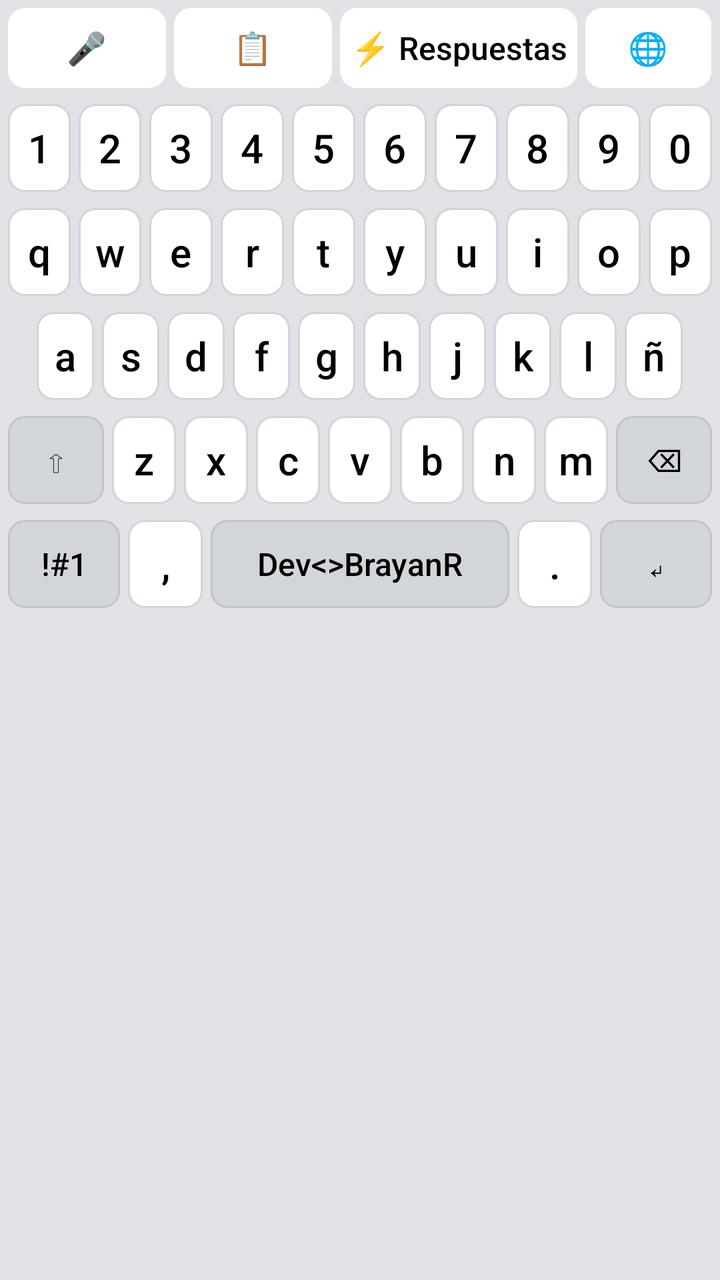
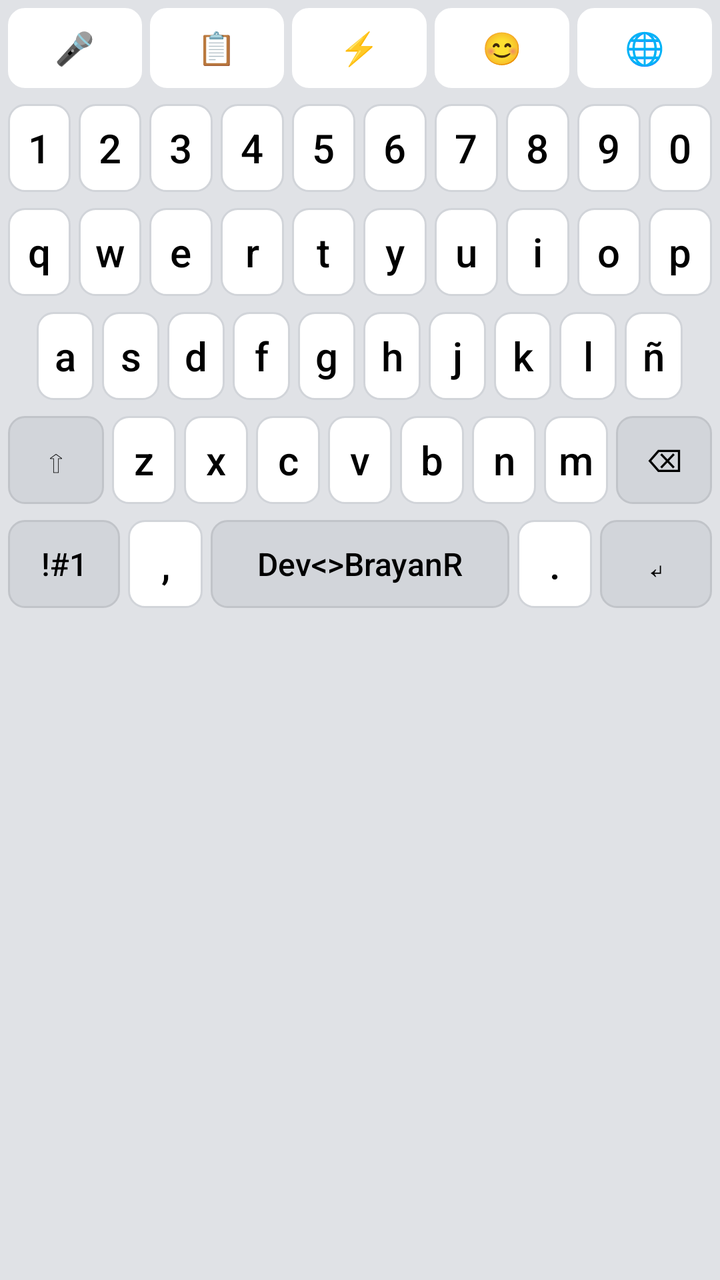

Compare the two renders of this Android layout. The source of the first and the diff that turns it into the second are given below.
<!-- AndroidManifest.xml: application theme Theme.AppCompat.Light.DarkActionBar -->
<!-- res/layout/keyboard_layout.xml -->
<?xml version="1.0" encoding="utf-8"?>
<LinearLayout xmlns:android="http://schemas.android.com/apk/res/android"
    android:layout_width="match_parent"
    android:layout_height="wrap_content"
    android:orientation="vertical"
    android:background="#E0E2E6" 
    android:paddingBottom="8dp">

    
    <FrameLayout android:layout_width="match_parent" android:layout_height="48dp">
        
        <LinearLayout android:id="@+id/layout_top_bar" android:layout_width="match_parent" android:layout_height="match_parent" android:orientation="horizontal" android:padding="2dp">
            <Button android:id="@+id/btnMic1" android:tag="MIC" android:text="🎤" style="@style/KeyStyleAction" android:backgroundTint="#FFFFFF" android:layout_weight="1"/>
            <Button android:tag="CLIPBOARD" android:text="📋" style="@style/KeyStyleAction" android:backgroundTint="#FFFFFF" android:layout_weight="1"/>
            <Button android:tag="OPEN_QR_MODE" android:text="⚡ Respuestas" style="@style/KeyStyleAction" android:backgroundTint="#FFFFFF" android:layout_weight="1.5"/>
            <Button android:tag="OPEN_TRANSLATOR" android:text="🌐" style="@style/KeyStyleAction" android:backgroundTint="#FFFFFF" android:layout_weight="0.8"/>
        </LinearLayout>

        
        <LinearLayout android:id="@+id/layout_qr_search_bar" android:layout_width="match_parent" android:layout_height="match_parent" android:orientation="horizontal" android:visibility="gone" android:padding="2dp" android:background="#E0E2E6">
            <TextView android:id="@+id/tvQrSearch" android:layout_width="0dp" android:layout_height="match_parent" android:layout_weight="1" android:text="🔍 Buscar: " android:gravity="center_vertical" android:textColor="#000000" android:textStyle="bold" android:paddingStart="12dp"/>
            <Button android:tag="CLEAR_QR_SEARCH" android:text="⌫" style="@style/KeyStyleAction" android:layout_width="wrap_content" android:layout_height="match_parent" android:padding="8dp"/>
            <Button android:tag="CLOSE_QR_MODE" android:text="❌" style="@style/KeyStyleAction" android:layout_width="wrap_content" android:layout_height="match_parent" android:padding="8dp"/>
        </LinearLayout>

        
        <LinearLayout android:id="@+id/layout_translator_bar" android:layout_width="match_parent" android:layout_height="match_parent" android:orientation="horizontal" android:visibility="gone" android:padding="2dp" android:background="#E0E2E6">
            <Button android:id="@+id/btnLangToggle" android:tag="IGNORE" android:text="ES ➔ EN" style="@style/KeyStyleAction" android:layout_width="wrap_content" android:layout_height="match_parent" android:textSize="13sp" android:paddingStart="8dp" android:paddingEnd="8dp" />
            <Button android:id="@+id/btnTranslateSend" android:tag="IGNORE" android:text="✨ Traducir texto" style="@style/KeyStyleAction" android:layout_width="0dp" android:layout_height="match_parent" android:layout_weight="1" android:backgroundTint="#2196F3" android:textColor="#FFFFFF" android:textSize="13sp" />
            <Button android:tag="CLOSE_TRANSLATOR" android:text="❌" style="@style/KeyStyleAction" android:layout_width="wrap_content" android:layout_height="match_parent" android:paddingStart="12dp" android:paddingEnd="12dp" />
        </LinearLayout>
    </FrameLayout>

    
    <androidx.recyclerview.widget.RecyclerView
        android:id="@+id/rv_quick_replies_keyboard"
        android:layout_width="match_parent"
        android:layout_height="180dp"
        android:visibility="gone"
        android:background="#121212"
        android:padding="4dp" />

    
    <LinearLayout android:layout_width="match_parent" android:layout_height="52dp" android:orientation="horizontal" android:padding="2dp">
        <Button android:text="1" style="@style/KeyStyle" />
        <Button android:text="2" style="@style/KeyStyle" />
        <Button android:text="3" style="@style/KeyStyle" />
        <Button android:text="4" style="@style/KeyStyle" />
        <Button android:text="5" style="@style/KeyStyle" />
        <Button android:text="6" style="@style/KeyStyle" />
        <Button android:text="7" style="@style/KeyStyle" />
        <Button android:text="8" style="@style/KeyStyle" />
        <Button android:text="9" style="@style/KeyStyle" />
        <Button android:text="0" style="@style/KeyStyle" />
    </LinearLayout>

    <FrameLayout android:layout_width="match_parent" android:layout_height="wrap_content">
        
        <LinearLayout android:id="@+id/layout_letters" android:layout_width="match_parent" android:layout_height="wrap_content" android:orientation="vertical" android:visibility="visible">
            <LinearLayout android:layout_width="match_parent" android:layout_height="52dp" android:orientation="horizontal" android:padding="2dp">
                <Button android:text="q" style="@style/KeyStyle" />
                <Button android:text="w" style="@style/KeyStyle" />
                <Button android:text="e" style="@style/KeyStyle" />
                <Button android:text="r" style="@style/KeyStyle" />
                <Button android:text="t" style="@style/KeyStyle" />
                <Button android:text="y" style="@style/KeyStyle" />
                <Button android:text="u" style="@style/KeyStyle" />
                <Button android:text="i" style="@style/KeyStyle" />
                <Button android:text="o" style="@style/KeyStyle" />
                <Button android:text="p" style="@style/KeyStyle" />
            </LinearLayout>
            <LinearLayout android:layout_width="match_parent" android:layout_height="52dp" android:orientation="horizontal" android:padding="2dp">
                <View android:layout_width="0dp" android:layout_height="match_parent" android:layout_weight="0.5"/>
                <Button android:text="a" style="@style/KeyStyle" />
                <Button android:text="s" style="@style/KeyStyle" />
                <Button android:text="d" style="@style/KeyStyle" />
                <Button android:text="f" style="@style/KeyStyle" />
                <Button android:text="g" style="@style/KeyStyle" />
                <Button android:text="h" style="@style/KeyStyle" />
                <Button android:text="j" style="@style/KeyStyle" />
                <Button android:text="k" style="@style/KeyStyle" />
                <Button android:text="l" style="@style/KeyStyle" />
                <Button android:text="ñ" style="@style/KeyStyle" />
                <View android:layout_width="0dp" android:layout_height="match_parent" android:layout_weight="0.5"/>
            </LinearLayout>
            <LinearLayout android:layout_width="match_parent" android:layout_height="52dp" android:orientation="horizontal" android:padding="2dp">
                <Button android:tag="SHIFT" android:text="⇧" style="@style/KeyStyleAction" android:layout_weight="1.5" />
                <Button android:text="z" style="@style/KeyStyle" />
                <Button android:text="x" style="@style/KeyStyle" />
                <Button android:text="c" style="@style/KeyStyle" />
                <Button android:text="v" style="@style/KeyStyle" />
                <Button android:text="b" style="@style/KeyStyle" />
                <Button android:text="n" style="@style/KeyStyle" />
                <Button android:text="m" style="@style/KeyStyle" />
                <Button android:tag="DELETE" android:text="⌫" style="@style/KeyStyleAction" android:layout_weight="1.5" />
            </LinearLayout>
            <LinearLayout android:layout_width="match_parent" android:layout_height="52dp" android:orientation="horizontal" android:padding="2dp">
                <Button android:tag="MODE_SYM1" android:text="!#1" style="@style/KeyStyleAction" android:layout_weight="1.5" />
                <Button android:text="," style="@style/KeyStyle" android:layout_weight="1" />
                <Button android:tag="SPACE" android:text="Dev&lt;&gt;BrayanR" style="@style/KeyStyleAction" android:layout_weight="4" />
                <Button android:text="." style="@style/KeyStyle" android:layout_weight="1" />
                <Button android:tag="ENTER" android:text="↵" style="@style/KeyStyleAction" android:layout_weight="1.5" />
            </LinearLayout>
        </LinearLayout>

        
        <LinearLayout android:id="@+id/layout_symbols_1" android:layout_width="match_parent" android:layout_height="wrap_content" android:orientation="vertical" android:visibility="gone">
            
            <LinearLayout android:layout_width="match_parent" android:layout_height="52dp" android:orientation="horizontal" android:padding="2dp">
                <Button android:text="+" style="@style/KeyStyle" />
                <Button android:text="×" style="@style/KeyStyle" />
                <Button android:text="÷" style="@style/KeyStyle" />
                <Button android:text="=" style="@style/KeyStyle" />
                <Button android:text="/" style="@style/KeyStyle" />
                <Button android:text="_" style="@style/KeyStyle" />
                <Button android:text="&lt;" style="@style/KeyStyle" />
                <Button android:text="&gt;" style="@style/KeyStyle" />
                <Button android:text="[" style="@style/KeyStyle" />
                <Button android:text="]" style="@style/KeyStyle" />
            </LinearLayout>
            <LinearLayout android:layout_width="match_parent" android:layout_height="52dp" android:orientation="horizontal" android:padding="2dp">
                <Button android:text="!" style="@style/KeyStyle" />
                <Button android:text="@" style="@style/KeyStyle" />
                <Button android:text="#" style="@style/KeyStyle" />
                <Button android:text="$" style="@style/KeyStyle" />
                <Button android:text="%" style="@style/KeyStyle" />
                <Button android:text="^" style="@style/KeyStyle" />
                <Button android:text="&amp;" style="@style/KeyStyle" />
                <Button android:text="*" style="@style/KeyStyle" />
                <Button android:text="(" style="@style/KeyStyle" />
                <Button android:text=")" style="@style/KeyStyle" />
            </LinearLayout>
            <LinearLayout android:layout_width="match_parent" android:layout_height="52dp" android:orientation="horizontal" android:padding="2dp">
                <Button android:tag="MODE_SYM2" android:text="1/2" style="@style/KeyStyleAction" android:layout_weight="1.5"/>
                <Button android:text="-" style="@style/KeyStyle" />
                <Button android:text="'" style="@style/KeyStyle" />
                <Button android:text="&quot;" style="@style/KeyStyle" />
                <Button android:text=":" style="@style/KeyStyle" />
                <Button android:text=";" style="@style/KeyStyle" />
                <Button android:text="?" style="@style/KeyStyle" />
                <Button android:tag="DELETE" android:text="⌫" style="@style/KeyStyleAction" android:layout_weight="1.5" />
            </LinearLayout>
            <LinearLayout android:layout_width="match_parent" android:layout_height="52dp" android:orientation="horizontal" android:padding="2dp">
                <Button android:tag="MODE_LETTERS" android:text="ABC" style="@style/KeyStyleAction" android:layout_weight="1.5" />
                <Button android:tag="MODE_NUMPAD" android:text="123" style="@style/KeyStyleAction" android:layout_weight="1" />
                <Button android:text="," style="@style/KeyStyle" android:layout_weight="1" />
                <Button android:tag="SPACE" android:text="Dev&lt;&gt;BrayanR" style="@style/KeyStyleAction" android:layout_weight="3" />
                <Button android:text="." style="@style/KeyStyle" android:layout_weight="1" />
                <Button android:tag="ENTER" android:text="↵" style="@style/KeyStyleAction" android:layout_weight="1.5" />
            </LinearLayout>
        </LinearLayout>

        
        <LinearLayout android:id="@+id/layout_symbols_2" android:layout_width="match_parent" android:layout_height="wrap_content" android:orientation="vertical" android:visibility="gone">
            <LinearLayout android:layout_width="match_parent" android:layout_height="52dp" android:orientation="horizontal" android:padding="2dp">
                <Button android:text="`" style="@style/KeyStyle" />
                <Button android:text="~" style="@style/KeyStyle" />
                <Button android:text="\\" style="@style/KeyStyle" />
                <Button android:text="|" style="@style/KeyStyle" />
                <Button android:text="{" style="@style/KeyStyle" />
                <Button android:text="}" style="@style/KeyStyle" />
                <Button android:text="€" style="@style/KeyStyle" />
                <Button android:text="£" style="@style/KeyStyle" />
                <Button android:text="¥" style="@style/KeyStyle" />
                <Button android:text="₩" style="@style/KeyStyle" />
            </LinearLayout>
            <LinearLayout android:layout_width="match_parent" android:layout_height="52dp" android:orientation="horizontal" android:padding="2dp">
                <Button android:text="°" style="@style/KeyStyle" />
                <Button android:text="•" style="@style/KeyStyle" />
                <Button android:text="○" style="@style/KeyStyle" />
                <Button android:text="●" style="@style/KeyStyle" />
                <Button android:text="□" style="@style/KeyStyle" />
                <Button android:text="■" style="@style/KeyStyle" />
                <Button android:text="♤" style="@style/KeyStyle" />
                <Button android:text="♡" style="@style/KeyStyle" />
                <Button android:text="◇" style="@style/KeyStyle" />
                <Button android:text="♧" style="@style/KeyStyle" />
            </LinearLayout>
            <LinearLayout android:layout_width="match_parent" android:layout_height="52dp" android:orientation="horizontal" android:padding="2dp">
                <Button android:tag="MODE_SYM1" android:text="2/2" style="@style/KeyStyleAction" android:layout_weight="1.5"/>
                <Button android:text="☆" style="@style/KeyStyle" />
                <Button android:text="▪" style="@style/KeyStyle" />
                <Button android:text="¤" style="@style/KeyStyle" />
                <Button android:text="《" style="@style/KeyStyle" />
                <Button android:text="》" style="@style/KeyStyle" />
                <Button android:text="¡" style="@style/KeyStyle" />
                <Button android:text="¿" style="@style/KeyStyle" />
                <Button android:tag="DELETE" android:text="⌫" style="@style/KeyStyleAction" android:layout_weight="1.5" />
            </LinearLayout>
            <LinearLayout android:layout_width="match_parent" android:layout_height="52dp" android:orientation="horizontal" android:padding="2dp">
                <Button android:tag="MODE_LETTERS" android:text="ABC" style="@style/KeyStyleAction" android:layout_weight="1.5" />
                <Button android:tag="MODE_NUMPAD" android:text="123" style="@style/KeyStyleAction" android:layout_weight="1" />
                <Button android:text="," style="@style/KeyStyle" android:layout_weight="1" />
                <Button android:tag="SPACE" android:text="Dev&lt;&gt;BrayanR" style="@style/KeyStyleAction" android:layout_weight="3" />
                <Button android:text="." style="@style/KeyStyle" android:layout_weight="1" />
                <Button android:tag="ENTER" android:text="↵" style="@style/KeyStyleAction" android:layout_weight="1.5" />
            </LinearLayout>
        </LinearLayout>

        
        <LinearLayout android:id="@+id/layout_numpad" android:layout_width="match_parent" android:layout_height="wrap_content" android:orientation="vertical" android:visibility="gone">
            <LinearLayout android:layout_width="match_parent" android:layout_height="55dp" android:orientation="horizontal" android:padding="2dp">
                <Button android:text="1" style="@style/KeyStyle" />
                <Button android:text="2" style="@style/KeyStyle" />
                <Button android:text="3" style="@style/KeyStyle" />
                <Button android:tag="DELETE" android:text="⌫" style="@style/KeyStyleAction" />
            </LinearLayout>
            <LinearLayout android:layout_width="match_parent" android:layout_height="55dp" android:orientation="horizontal" android:padding="2dp">
                <Button android:text="4" style="@style/KeyStyle" />
                <Button android:text="5" style="@style/KeyStyle" />
                <Button android:text="6" style="@style/KeyStyle" />
                <Button android:tag="ENTER" android:text="↵" style="@style/KeyStyleAction" />
            </LinearLayout>
            <LinearLayout android:layout_width="match_parent" android:layout_height="55dp" android:orientation="horizontal" android:padding="2dp">
                <Button android:text="7" style="@style/KeyStyle" />
                <Button android:text="8" style="@style/KeyStyle" />
                <Button android:text="9" style="@style/KeyStyle" />
                <Button android:text="-" style="@style/KeyStyleAction" />
            </LinearLayout>
            <LinearLayout android:layout_width="match_parent" android:layout_height="55dp" android:orientation="horizontal" android:padding="2dp">
                <Button android:tag="MODE_LETTERS" android:text="ABC" style="@style/KeyStyleAction" />
                <Button android:text="0" style="@style/KeyStyle" />
                <Button android:text="." style="@style/KeyStyleAction" />
                <Button android:tag="SPACE" android:text="Espacio" style="@style/KeyStyleAction" />
            </LinearLayout>
        </LinearLayout>

        
        <LinearLayout android:id="@+id/layout_clipboard" android:layout_width="match_parent" android:layout_height="250dp" android:orientation="vertical" android:visibility="gone" android:background="#121212">
            <LinearLayout android:layout_width="match_parent" android:layout_height="40dp" android:orientation="horizontal" android:padding="4dp" android:background="#1E1E1E">
                <TextView android:layout_width="0dp" android:layout_height="match_parent" android:layout_weight="1" android:text="Portapapeles" android:textStyle="bold" android:gravity="center_vertical" android:paddingStart="12dp" android:textColor="#FFFFFF"/>
                <Button android:tag="CLEAR_CLIPBOARD" android:text="🗑️ Limpiar" style="@style/KeyStyleAction" android:layout_width="wrap_content" android:layout_height="match_parent" android:layout_marginEnd="4dp" android:padding="4dp" />
                <Button android:tag="MODE_LETTERS" android:text="❌ Cerrar" style="@style/KeyStyleAction" android:layout_width="wrap_content" android:layout_height="match_parent" android:padding="4dp" />
            </LinearLayout>
            <FrameLayout android:layout_width="match_parent" android:layout_height="match_parent">
                <androidx.recyclerview.widget.RecyclerView android:id="@+id/keyboard_recycler_view" android:layout_width="match_parent" android:layout_height="match_parent" android:padding="4dp"/>
                <Button android:id="@+id/btnClipboardEnter" android:tag="ENTER" android:layout_width="50dp" android:layout_height="50dp" android:layout_gravity="bottom|end" android:layout_margin="16dp" android:background="@drawable/bg_fab" android:text="↵" android:textColor="#FFFFFF" android:textSize="24sp" android:elevation="6dp" />
            </FrameLayout>
        </LinearLayout>

    </FrameLayout>
</LinearLayout>
<!-- resources referenced by this layout -->
<resources>
  <!-- drawable bg_fab (drawable) -->
  <?xml version="1.0" encoding="utf-8"?>
  <shape xmlns:android="http://schemas.android.com/apk/res/android" android:shape="oval">
      <solid android:color="#2196F3" /> 
  </shape>
  <style name="KeyStyle" parent="Widget.AppCompat.Button">
          <item name="android:layout_width">0dp</item>
          <item name="android:layout_height">match_parent</item>
          <item name="android:layout_weight">1</item>
          
          <item name="android:layout_margin">2dp</item>
          <item name="android:background">@drawable/bg_key</item>
          <item name="android:textColor">#000000</item>
          <item name="android:textSize">20sp</item>
          <item name="android:textAllCaps">false</item>
          <item name="android:stateListAnimator">@null</item>
          
          <item name="android:minWidth">0dp</item>
          <item name="android:minHeight">0dp</item>
          <item name="android:padding">0dp</item>
          <item name="android:insetTop">0dp</item>
          <item name="android:insetBottom">0dp</item>
      </style>
  <style name="KeyStyleAction" parent="KeyStyle">
          <item name="android:background">@drawable/bg_key_action</item>
          <item name="android:textSize">16sp</item>
      </style>
  <!-- drawable bg_key (drawable) -->
  <?xml version="1.0" encoding="utf-8"?>
  <shape xmlns:android="http://schemas.android.com/apk/res/android">
      <solid android:color="#FFFFFF" />
      <corners android:radius="8dp" />
      <stroke android:width="1dp" android:color="#D1D4D9" />
  </shape>
  <!-- drawable bg_key_action (drawable) -->
  <?xml version="1.0" encoding="utf-8"?>
  <shape xmlns:android="http://schemas.android.com/apk/res/android">
      <solid android:color="#D2D5DA" />
      <corners android:radius="8dp" />
      <stroke android:width="1dp" android:color="#C1C4C9" />
  </shape>
</resources>

<!-- the commit's change to res/layout/keyboard_layout.xml (unified diff, before → after) -->
@@ -12,8 +12,9 @@
         <LinearLayout android:id="@+id/layout_top_bar" android:layout_width="match_parent" android:layout_height="match_parent" android:orientation="horizontal" android:padding="2dp">
             <Button android:id="@+id/btnMic1" android:tag="MIC" android:text="🎤" style="@style/KeyStyleAction" android:backgroundTint="#FFFFFF" android:layout_weight="1"/>
             <Button android:tag="CLIPBOARD" android:text="📋" style="@style/KeyStyleAction" android:backgroundTint="#FFFFFF" android:layout_weight="1"/>
-            <Button android:tag="OPEN_QR_MODE" android:text="⚡ Respuestas" style="@style/KeyStyleAction" android:backgroundTint="#FFFFFF" android:layout_weight="1.5"/>
-            <Button android:tag="OPEN_TRANSLATOR" android:text="🌐" style="@style/KeyStyleAction" android:backgroundTint="#FFFFFF" android:layout_weight="0.8"/>
+            <Button android:tag="OPEN_QR_MODE" android:text="⚡" style="@style/KeyStyleAction" android:backgroundTint="#FFFFFF" android:layout_weight="1"/>
+            <Button android:tag="OPEN_EMOJI" android:text="😊" style="@style/KeyStyleAction" android:backgroundTint="#FFFFFF" android:layout_weight="1"/>
+            <Button android:tag="OPEN_TRANSLATOR" android:text="🌐" style="@style/KeyStyleAction" android:backgroundTint="#FFFFFF" android:layout_weight="1"/>
         </LinearLayout>
 
         
@@ -32,13 +33,7 @@
     </FrameLayout>
 
     
-    <androidx.recyclerview.widget.RecyclerView
-        android:id="@+id/rv_quick_replies_keyboard"
-        android:layout_width="match_parent"
-        android:layout_height="180dp"
-        android:visibility="gone"
-        android:background="#121212"
-        android:padding="4dp" />
+    <androidx.recyclerview.widget.RecyclerView android:id="@+id/rv_quick_replies_keyboard" android:layout_width="match_parent" android:layout_height="180dp" android:visibility="gone" android:background="#121212" android:padding="4dp" />
 
     
     <LinearLayout android:layout_width="match_parent" android:layout_height="52dp" android:orientation="horizontal" android:padding="2dp">
@@ -105,7 +100,6 @@
 
         
         <LinearLayout android:id="@+id/layout_symbols_1" android:layout_width="match_parent" android:layout_height="wrap_content" android:orientation="vertical" android:visibility="gone">
-            
             <LinearLayout android:layout_width="match_parent" android:layout_height="52dp" android:orientation="horizontal" android:padding="2dp">
                 <Button android:text="+" style="@style/KeyStyle" />
                 <Button android:text="×" style="@style/KeyStyle" />
@@ -238,5 +232,15 @@
             </FrameLayout>
         </LinearLayout>
 
+        
+        <LinearLayout android:id="@+id/layout_emojis" android:layout_width="match_parent" android:layout_height="220dp" android:orientation="vertical" android:visibility="gone" android:background="#E0E2E6">
+            <LinearLayout android:layout_width="match_parent" android:layout_height="45dp" android:orientation="horizontal" android:padding="4dp" android:background="#D1D4D9">
+                <Button android:tag="MODE_LETTERS" android:text="ABC" style="@style/KeyStyleAction" android:layout_width="wrap_content" android:layout_height="match_parent" android:layout_marginEnd="4dp" />
+                <TextView android:layout_width="0dp" android:layout_height="match_parent" android:layout_weight="1" android:text="Emojis de WhatsApp" android:gravity="center" android:textColor="#000000" android:textStyle="bold"/>
+                <Button android:tag="DELETE" android:text="⌫" style="@style/KeyStyleAction" android:layout_width="wrap_content" android:layout_height="match_parent" />
+            </LinearLayout>
+            <androidx.recyclerview.widget.RecyclerView android:id="@+id/rv_emojis_keyboard" android:layout_width="match_parent" android:layout_height="match_parent" android:padding="4dp"/>
+        </LinearLayout>
+
     </FrameLayout>
 </LinearLayout>
